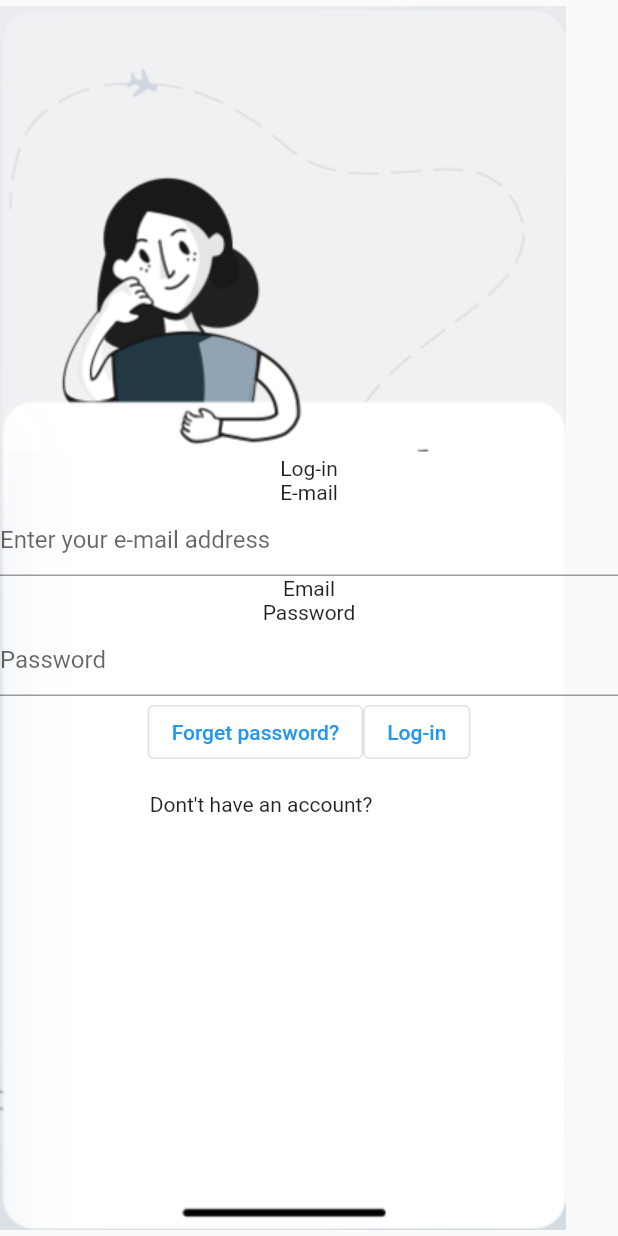
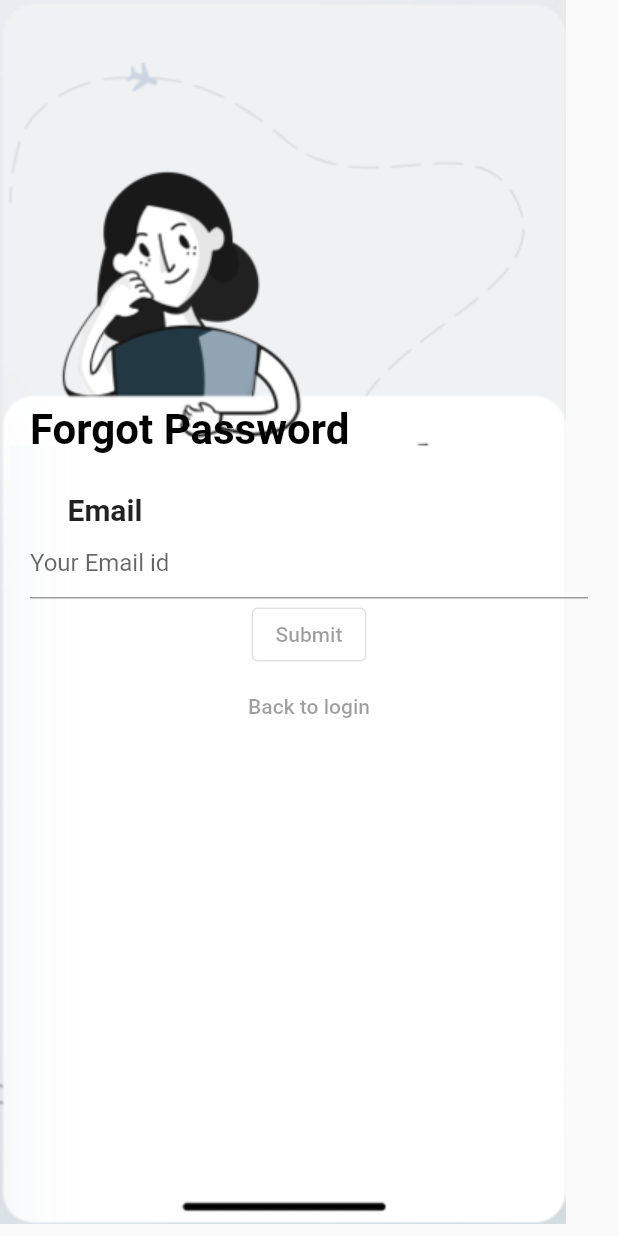
Before and after one commit to amigosilo/Login_Screen, a Flutter app: the screen it shows after launch, on a phone screen of 412 x 824 dp. Run offline on Flutter 3.47's test engine with Material 2 defaults, Android fonts, the phone set to English and light mode, and no system bars.

Commit message:
forget password screen3

```diff
--- a/lib/screen3.dart
+++ b/lib/screen3.dart
@@ -1,15 +1,41 @@
 import 'package:flutter/material.dart';
 
-class Screen3 extends StatefulWidget {
-  const Screen3({Key? key, required this.title}) : super(key: key);
+void main() {
+  runApp(const MyApp());
+}
+
+class MyApp extends StatelessWidget {
+  const MyApp({Key? key}) : super(key: key);
+
+  @override
+  Widget build(BuildContext context) {
+    return MaterialApp(
+      title: 'Flutter Demo',
+      theme: ThemeData(
+        primarySwatch: Colors.blue,
+      ),
+      home: const MyHomePage(title: 'Flutter Dmo Home Page'),
+    );
+  }
+}
+
+class MyHomePage extends StatefulWidget {
+  const MyHomePage({Key? key, required this.title}) : super(key: key);
 
   final String title;
 
   @override
-  State<Screen3> createState() => _Screen3State();
+  State<MyHomePage> createState() => _MyHomePageState();
 }
 
-class _Screen3State extends State<Screen3> {
+class _MyHomePageState extends State<MyHomePage> {
+  int _counter = 0;
+
+  void _incrementCounter() {
+    setState(() {
+      _counter++;
+    });
+  }
 
   @override
   Widget build(BuildContext context) {
@@ -18,12 +44,45 @@ class _Screen3State extends State<Screen3> {
         child: Stack(
           children: <Widget>[
             Image.asset('assets/images/bg.png'),
-            Column(
-              mainAxisAlignment: MainAxisAlignment.center,
-              children: <Widget>[
-
-              ],
-            ),
+            Padding(
+              padding: const EdgeInsets.all(20.0),
+              child: Column(
+                children: [
+                  SizedBox(height: 250),
+                  Row(
+                    mainAxisAlignment: MainAxisAlignment.start,
+                    children: [
+                      Text(
+                        "Forgot Password",
+                        style: TextStyle(
+                          fontSize: 28,
+                          color: Colors.black,
+                          fontWeight: FontWeight.bold,
+                        ),
+                      ),
+                    ],
+                  ),
+                  Container(
+                    margin: EdgeInsets.only(left: 25, top: 25),
+                    child: Row(
+                      mainAxisAlignment: MainAxisAlignment.start,
+                      children: [
+                        Text(
+                          "Email",
+                          style: TextStyle(
+                              fontSize: 20, fontWeight: FontWeight.bold),
+                        ),
+                      ],
+                    ),
+                  ),
+                  TextFormField(
+                    decoration: InputDecoration(hintText: "Your Email id"),
+                  ),
+                  OutlinedButton(onPressed: null, child: Text('Submit')),
+                  TextButton(onPressed: null, child: Text('Back to login')),
+                ],
+              ),
+            )
           ],
         ),
       ),
```
